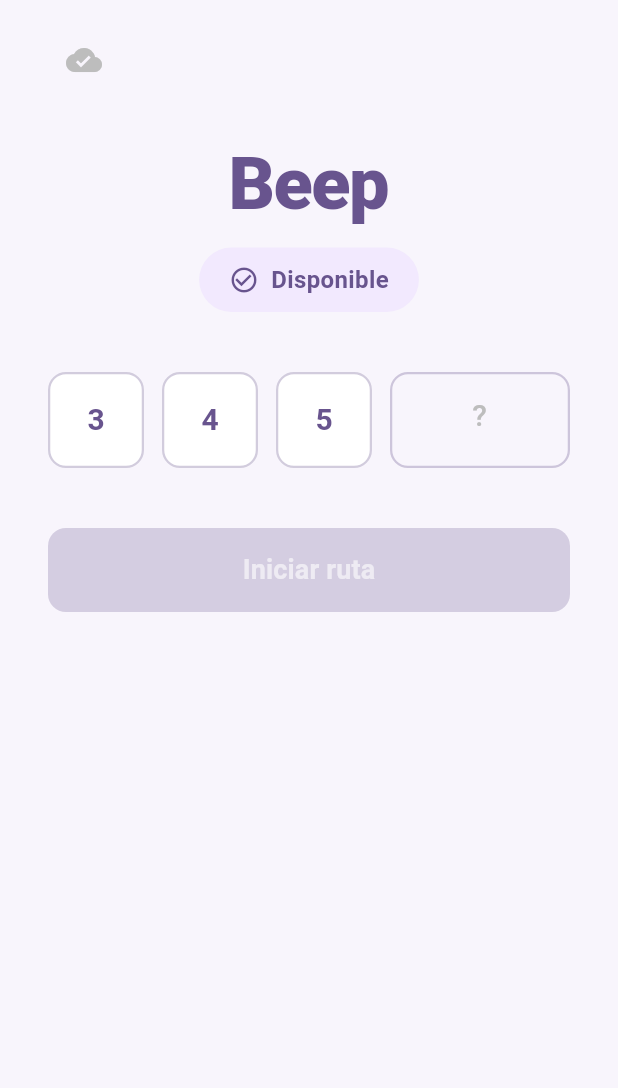
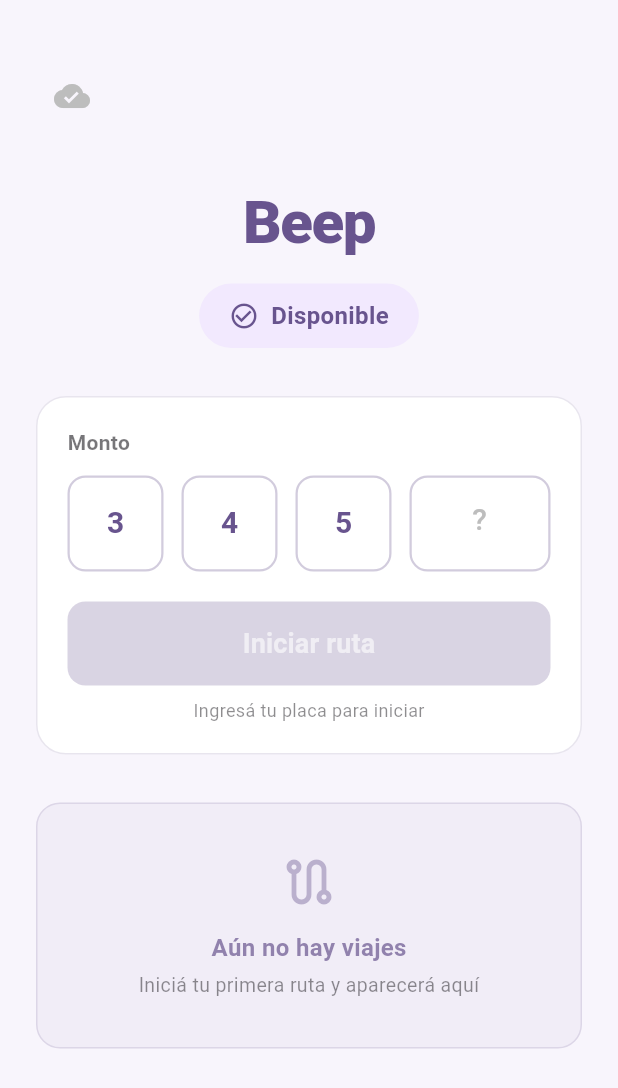
Before and after one commit to Zeitzn/beep-app, a Flutter app: the HomeScreen screen opened directly, on a phone screen of 412 x 824 dp. Shown: the top 1088 px of the screen. Run offline on Flutter 3.47's test engine with Material 3 defaults, Android fonts, the phone set to English and light mode, and no system bars; our stand-ins replace equatable, flutter_bloc, geolocator, shared_preferences; accounts and stored records are empty.

Commit message:
style: home

```diff
--- a/lib/screens/home_screen.dart
+++ b/lib/screens/home_screen.dart
@@ -3,12 +3,9 @@
 import '../blocs/route/route_bloc.dart';
 import '../blocs/route/route_event.dart';
 import '../blocs/route/route_state.dart';
-import '../services/location_service.dart';
-import '../services/route_data_source.dart';
 import 'placa_screen.dart';
 import '../widgets/amount_selector.dart';
 import '../widgets/gps_warning_banner.dart';
-import '../widgets/map_button.dart';
 import '../widgets/route_table.dart';
 
 class HomeScreen extends StatefulWidget {
@@ -49,9 +46,13 @@
     return Scaffold(
       backgroundColor: const Color(0xFFF8F5FC),
       body: SafeArea(
-        child: Padding(
-          padding: const EdgeInsets.symmetric(horizontal: 32),
+        child: SingleChildScrollView(
+          padding: const EdgeInsets.symmetric(horizontal: 24, vertical: 24),
+          child: Center(
+            child: ConstrainedBox(
+              constraints: const BoxConstraints(maxWidth: 480),
               child: Column(
+                crossAxisAlignment: CrossAxisAlignment.stretch,
                 children: [
                   const GpsWarningBanner(),
                   const SizedBox(height: 16),
@@ -63,23 +64,25 @@
                       _buildPlacaChip(purple),
                     ],
                   ),
-              const SizedBox(height: 24),
+                  const SizedBox(height: 32),
                   Text(
                     'Beep',
+                    textAlign: TextAlign.center,
                     style: TextStyle(
-                  fontSize: 48,
+                      fontSize: 40,
                       fontWeight: FontWeight.w800,
                       color: purple,
                       letterSpacing: -1,
                     ),
                   ),
-              const SizedBox(height: 8),
+                  const SizedBox(height: 12),
                   BlocBuilder<RouteBloc, RouteState>(
                     buildWhen: (prev, curr) =>
                         prev.currentRoute != curr.currentRoute,
                     builder: (context, state) {
                       final enRuta = state.currentRoute != null;
-                  return Container(
+                      return Center(
+                        child: Container(
                           padding: const EdgeInsets.symmetric(
                             horizontal: 20,
                             vertical: 10,
@@ -115,10 +118,43 @@
                               ),
                             ],
                           ),
+                        ),
                       );
                     },
                   ),
-              const SizedBox(height: 40),
+                  const SizedBox(height: 32),
+                  _buildActionCard(theme, purple),
+                  const SizedBox(height: 32),
+                  const RouteTable(),
+                ],
+              ),
+            ),
+          ),
+        ),
+      ),
+    );
+  }
+
+  Widget _buildActionCard(ThemeData theme, Color purple) {
+    return Container(
+      padding: const EdgeInsets.all(20),
+      decoration: BoxDecoration(
+        color: Colors.white,
+        borderRadius: BorderRadius.circular(20),
+        border: Border.all(color: purple.withValues(alpha: 0.15)),
+      ),
+      child: Column(
+        crossAxisAlignment: CrossAxisAlignment.stretch,
+        children: [
+          Text(
+            'Monto',
+            style: TextStyle(
+              fontSize: 14,
+              fontWeight: FontWeight.w700,
+              color: theme.colorScheme.onSurface.withValues(alpha: 0.6),
+            ),
+          ),
+          const SizedBox(height: 12),
           AmountSelector(
             onAmountSelected: (amount) {
               setState(() {
@@ -126,18 +162,57 @@
               });
             },
           ),
-              const SizedBox(height: 40),
+          const SizedBox(height: 20),
           _buildActionButtons(purple),
-              const SizedBox(height: 40),
-              Expanded(
-                child: SingleChildScrollView(
-                  child: const RouteTable(),
+          const SizedBox(height: 8),
+          _buildActionHint(theme, purple),
+        ],
+      ),
+    );
+  }
+
+  Widget _buildActionHint(ThemeData theme, Color purple) {
+    return BlocBuilder<RouteBloc, RouteState>(
+      buildWhen: (prev, curr) =>
+          prev.currentRoute != curr.currentRoute ||
+          prev.placa != curr.placa ||
+          prev.isLoading != curr.isLoading,
+      builder: (context, state) {
+        final enRuta = state.currentRoute != null;
+        final calculating = state.isLoading;
+        if (enRuta) {
+          return Center(
+            child: Text(
+              'Finalizá la ruta para cargarla a la nube',
+              style: TextStyle(
+                fontSize: 12,
+                color: theme.colorScheme.onSurface.withValues(alpha: 0.5),
               ),
             ),
-            ],
+          );
+        }
+        if (calculating) return const SizedBox.shrink();
+
+        final placaVacia = state.placa.trim().isEmpty;
+        final montoVacio = _selectedAmount == null;
+        late final String hint;
+        if (placaVacia) {
+          hint = 'Ingresá tu placa para iniciar';
+        } else if (montoVacio) {
+          hint = 'Elegí un monto para iniciar';
+        } else {
+          hint = 'Listo para iniciar la ruta';
+        }
+        return Center(
+          child: Text(
+            hint,
+            style: TextStyle(
+              fontSize: 12,
+              color: theme.colorScheme.onSurface.withValues(alpha: 0.5),
             ),
           ),
-      ),
+        );
+      },
     );
   }
 
--- a/lib/widgets/route_table.dart
+++ b/lib/widgets/route_table.dart
@@ -17,7 +17,7 @@
         final hasRoutes = state.routes.isNotEmpty;
 
         if (!hasCurrentRoute && !hasRoutes) {
-          return const SizedBox.shrink();
+          return _buildEmptyState(context, purple);
         }
 
         return Column(
@@ -47,15 +47,59 @@
                 children: [
                   _buildHeader(purple),
                   if (hasCurrentRoute)
-                    _buildRow(1, state.currentRoute!, purple, isActive: true),
+                    _buildRow(context, 1, state.currentRoute!, purple,
+                        isActive: true),
                   for (final (i, route) in state.routes.reversed.indexed)
-                    _buildRow((hasCurrentRoute ? i + 2 : i + 1), route, purple),
+                    _buildRow(context, (hasCurrentRoute ? i + 2 : i + 1), route,
+                        purple),
                 ],
               ),
             ),
           ],
         );
       },
+    );
+  }
+
+  Widget _buildEmptyState(BuildContext context, Color purple) {
+    return Container(
+      width: double.infinity,
+      padding: const EdgeInsets.symmetric(horizontal: 24, vertical: 32),
+      decoration: BoxDecoration(
+        color: purple.withValues(alpha: 0.05),
+        borderRadius: BorderRadius.circular(16),
+        border: Border.all(color: purple.withValues(alpha: 0.15)),
+      ),
+      child: Column(
+        children: [
+          Icon(
+            Icons.route_outlined,
+            size: 40,
+            color: purple.withValues(alpha: 0.4),
+          ),
+          const SizedBox(height: 12),
+          Text(
+            'Aún no hay viajes',
+            style: TextStyle(
+              fontSize: 16,
+              fontWeight: FontWeight.w700,
+              color: purple.withValues(alpha: 0.7),
+            ),
+          ),
+          const SizedBox(height: 4),
+          Text(
+            'Iniciá tu primera ruta y aparecerá aquí',
+            textAlign: TextAlign.center,
+            style: TextStyle(
+              fontSize: 13,
+              color: Theme.of(context)
+                  .colorScheme
+                  .onSurface
+                  .withValues(alpha: 0.5),
+            ),
+          ),
+        ],
+      ),
     );
   }
 
@@ -75,13 +119,6 @@
               style: TextStyle(fontSize: 12, fontWeight: FontWeight.w700),
             ),
           ),
-          // Expanded(
-          //   flex: 2,
-          //   child: Text(
-          //     'Monto',
-          //     style: TextStyle(fontSize: 12, fontWeight: FontWeight.w700),
-          //   ),
-          // ),
           Expanded(
             flex: 3,
             child: Text(
@@ -118,6 +155,7 @@
   }
 
   Widget _buildRow(
+    BuildContext context,
     int index,
     RouteModel route,
     Color purple, {
@@ -135,6 +173,7 @@
         ),
       ),
       child: Row(
+        crossAxisAlignment: CrossAxisAlignment.start,
         children: [
           Expanded(
             flex: 1,
@@ -147,35 +186,22 @@
               ),
             ),
           ),
-          // Expanded(
-          //   flex: 2,
-          //   child: Text(
-          //     route.amount.toStringAsFixed(0),
-          //     style: TextStyle(
-          //       fontSize: 13,
-          //       fontWeight: FontWeight.w600,
-          //       color: isActive ? Colors.green.shade700 : null,
-          //     ),
-          //   ),
-          // ),
           Expanded(
             flex: 3,
-            child: Text(
-              '${route.startLat.toStringAsFixed(4)}, ${route.startLng.toStringAsFixed(4)}',
-              style: const TextStyle(fontSize: 11),
-            ),
+            child: _buildCoords(context, route.startLat, route.startLng),
           ),
           Expanded(
             flex: 3,
-            child: Text(
-              isActive
-                  ? 'En curso...'
-                  : '${route.endLat.toStringAsFixed(4)}, ${route.endLng.toStringAsFixed(4)}',
-              style: TextStyle(
-                fontSize: 11,
-                color: isActive ? Colors.orange.shade700 : null,
-              ),
-            ),
+            child: isActive
+                ? const Text(
+                    'En curso...',
+                    style: TextStyle(
+                      fontSize: 11,
+                      color: Colors.orange,
+                      fontWeight: FontWeight.w600,
+                    ),
+                  )
+                : _buildCoords(context, route.endLat, route.endLng),
           ),
           Expanded(
             flex: 2,
@@ -200,6 +226,28 @@
     );
   }
 
+  Widget _buildCoords(BuildContext context, double lat, double lng) {
+    return Column(
+      crossAxisAlignment: CrossAxisAlignment.start,
+      children: [
+        Text(
+          lat.toStringAsFixed(3),
+          style: const TextStyle(
+            fontSize: 11,
+            fontWeight: FontWeight.w600,
+          ),
+        ),
+        Text(
+          lng.toStringAsFixed(3),
+          style: TextStyle(
+            fontSize: 10,
+            color: Theme.of(context).colorScheme.onSurface.withValues(alpha: 0.5),
+          ),
+        ),
+      ],
+    );
+  }
+
   String _formatDateTime(DateTime dt) {
     final day = dt.day.toString().padLeft(2, '0');
     final month = dt.month.toString().padLeft(2, '0');
```
Lines whose indentation alone changed are shown as unchanged.
